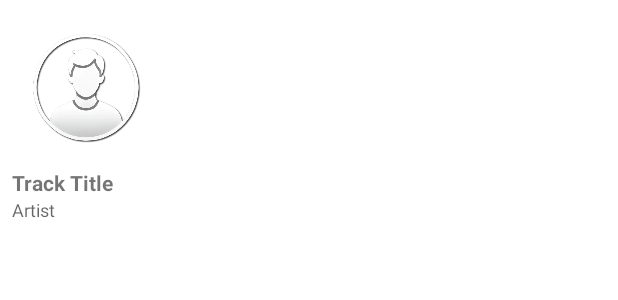
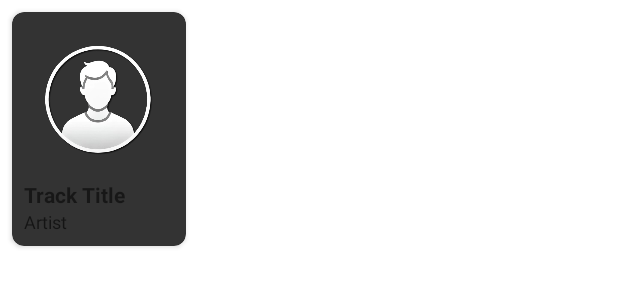
Before and after one commit to Jali04/BeJam, an Android app: the layout item_top_song.xml on its own in the app's theme, with its tools: preview values and no code run, on a phone screen of 412 x 824 dp. Shown: the top 300 px of the screen. Run offline under Robolectric (Android 15) with nearby library versions, the phone set to English and light mode, and no system bars.

Commit message:
again layout changes this time in profile section

```diff
--- a/app/src/main/res/layout/item_top_song.xml
+++ b/app/src/main/res/layout/item_top_song.xml
@@ -1,5 +1,14 @@
 <?xml version="1.0" encoding="utf-8"?>
-<LinearLayout xmlns:android="http://schemas.android.com/apk/res/android"
+<androidx.cardview.widget.CardView
+    xmlns:android="http://schemas.android.com/apk/res/android"
+    xmlns:app="http://schemas.android.com/apk/res-auto"
+    android:layout_width="wrap_content"
+    android:layout_height="wrap_content"
+    android:layout_margin="8dp"
+    app:cardCornerRadius="8dp"
+    app:cardBackgroundColor="@color/defaultCardBg">
+
+    <LinearLayout
         android:layout_width="wrap_content"
         android:layout_height="wrap_content"
         android:orientation="vertical"
@@ -35,3 +44,4 @@
             android:maxLines="1"
             android:ellipsize="end"/>
     </LinearLayout>
+</androidx.cardview.widget.CardView>
--- a/app/src/main/res/values/colors.xml
+++ b/app/src/main/res/values/colors.xml
@@ -7,4 +7,7 @@
     <color name="teal_700">#FF018786</color>
     <color name="black">#FF000000</color>
     <color name="white">#FFFFFFFF</color>
+    <color name="defaultCardBg">#333333</color>
+    <color name="goldHighlight">#FFD700</color>
+    <color name="defaultTextColor">#DDDDDD</color>
 </resources>
```
Also changed, not shown: app/src/main/java/com/example/bejam/ui/profile/TopSongsAdapter.kt (+28 -2 lines), app/src/main/res/layout/fragment_profile.xml (+10 -7 lines). Lines whose indentation alone changed are shown as unchanged.
